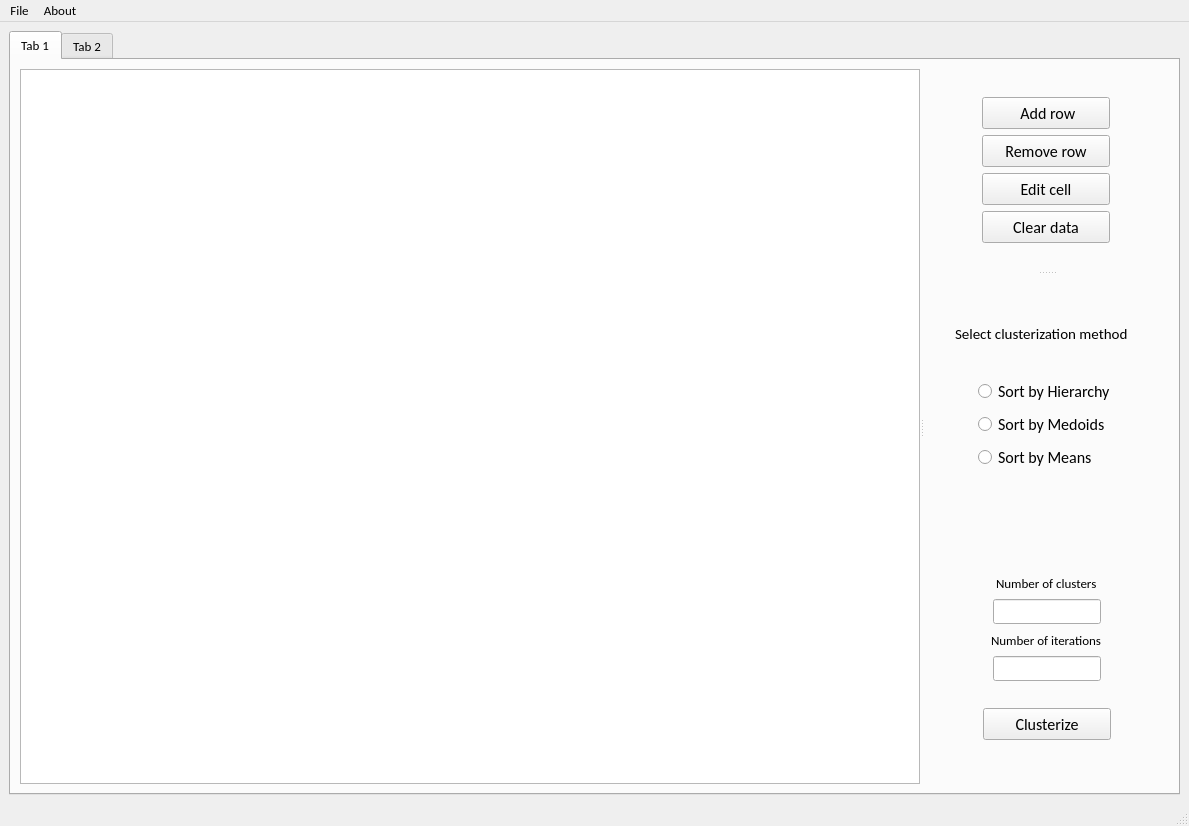
Old version of the form GUI/mainwindow.ui in the repository Avgustineiw/Music_Mental_Health_Clustering_Interactive_Application.
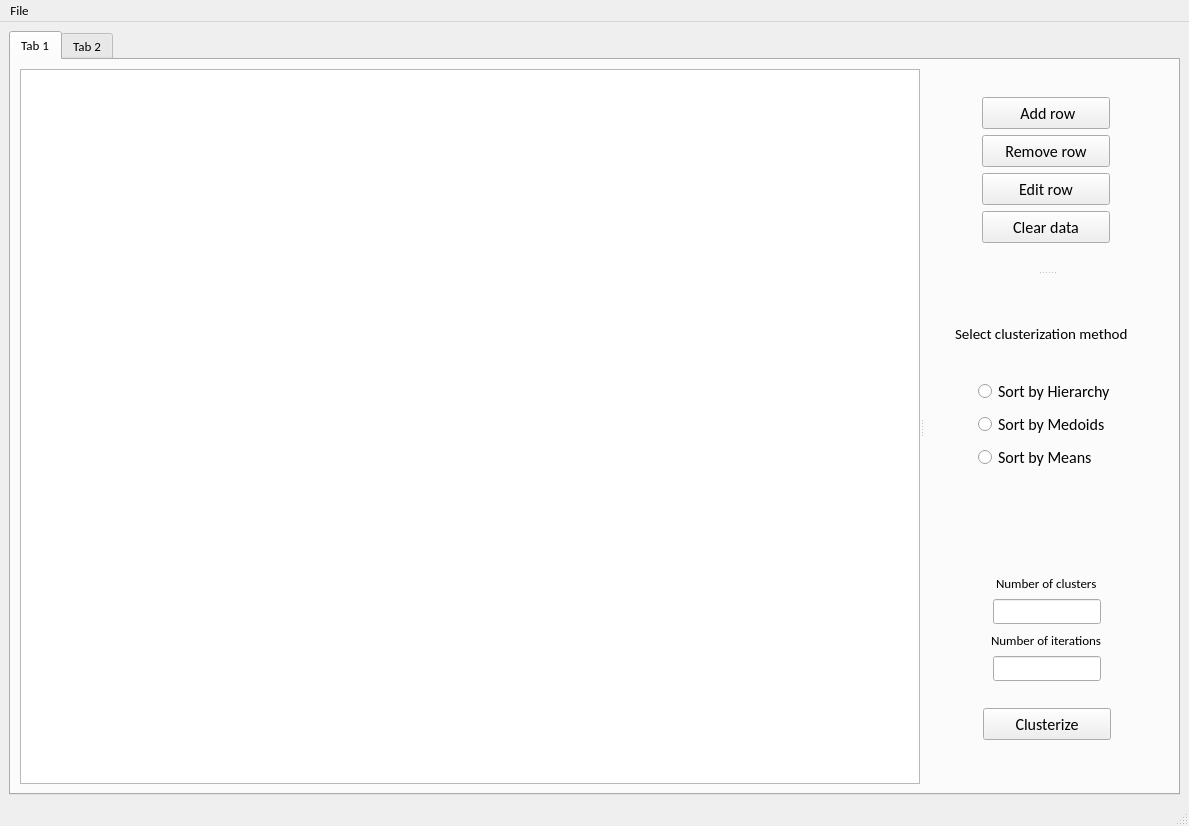
New version of the form.

Diff of the .ui file:
```diff
--- a/GUI/mainwindow.ui
+++ b/GUI/mainwindow.ui
@@ -143,7 +143,7 @@
                   </font>
                  </property>
                  <property name="text">
-                  <string>Edit cell</string>
+                  <string>Edit row</string>
                  </property>
                 </widget>
                </item>
@@ -856,22 +856,7 @@
     <addaction name="actionSave_as"/>
     <addaction name="actionExit"/>
    </widget>
-   <widget class="QMenu" name="menuDocumentation">
-    <property name="font">
-     <font>
-      <family>Calibri</family>
-      <pointsize>10</pointsize>
-      <bold>false</bold>
-      <strikeout>false</strikeout>
-      <kerning>true</kerning>
-     </font>
-    </property>
-    <property name="title">
-     <string>About</string>
-    </property>
-   </widget>
    <addaction name="menuFile"/>
-   <addaction name="menuDocumentation"/>
   </widget>
   <widget class="QStatusBar" name="statusbar"/>
   <action name="actionOpen">
```
